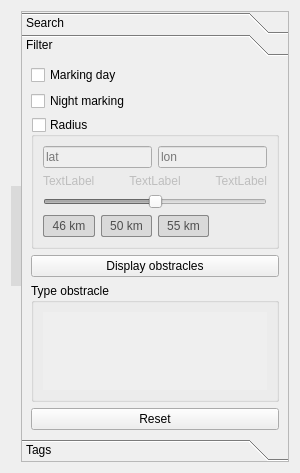
Before: the Qt Designer form sidebar.ui in khmaksim/AviacominfoTools, drawn with Qt 5.
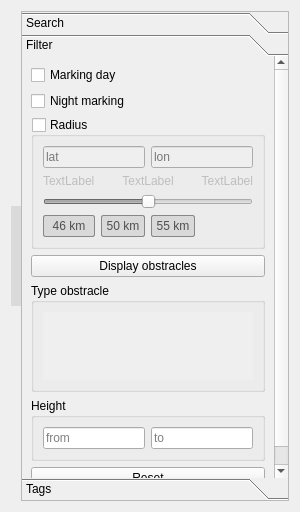
After: the same form once the commit is applied. The open tabs and pages were chosen to show the change. Icons and pictures are not drawn.

Commit message: Added filter on height. Updated translations.

Diff of the .ui file:
```diff
--- a/sidebar.ui
+++ b/sidebar.ui
@@ -7,7 +7,7 @@
     <x>0</x>
     <y>0</y>
     <width>300</width>
-    <height>473</height>
+    <height>512</height>
    </rect>
   </property>
   <property name="sizePolicy">
@@ -145,7 +145,7 @@
            <x>0</x>
            <y>0</y>
            <width>270</width>
-           <height>390</height>
+           <height>429</height>
           </rect>
          </property>
          <attribute name="label">
@@ -175,6 +175,9 @@
                <property name="placeholderText">
                 <string>lon</string>
                </property>
+               <property name="clearButtonEnabled">
+                <bool>true</bool>
+               </property>
               </widget>
              </item>
              <item row="1" column="1" colspan="2">
@@ -244,6 +247,9 @@
                <property name="placeholderText">
                 <string>lat</string>
                </property>
+               <property name="clearButtonEnabled">
+                <bool>true</bool>
+               </property>
               </widget>
              </item>
              <item row="1" column="3">
@@ -331,7 +337,7 @@
                   <x>0</x>
                   <y>0</y>
                   <width>234</width>
-                  <height>105</height>
+                  <height>87</height>
                  </rect>
                 </property>
                </widget>
@@ -367,13 +373,45 @@
             </property>
            </widget>
           </item>
-          <item row="5" column="0">
+          <item row="6" column="0">
            <widget class="QPushButton" name="resetFilterButton">
             <property name="text">
              <string>Reset</string>
             </property>
            </widget>
           </item>
+          <item row="5" column="0">
+           <widget class="QGroupBox" name="groupBox">
+            <property name="title">
+             <string>Height</string>
+            </property>
+            <property name="flat">
+             <bool>true</bool>
+            </property>
+            <layout class="QGridLayout" name="gridLayout_4">
+             <item row="0" column="0">
+              <widget class="QLineEdit" name="fromHeightLineEdit">
+               <property name="placeholderText">
+                <string>from</string>
+               </property>
+               <property name="clearButtonEnabled">
+                <bool>true</bool>
+               </property>
+              </widget>
+             </item>
+             <item row="0" column="1">
+              <widget class="QLineEdit" name="toHeightLineEdit">
+               <property name="placeholderText">
+                <string>to</string>
+               </property>
+               <property name="clearButtonEnabled">
+                <bool>true</bool>
+               </property>
+              </widget>
+             </item>
+            </layout>
+           </widget>
+          </item>
          </layout>
         </widget>
         <widget class="QWidget" name="page">
```
Left out of the diff: 6 changed lines with no effect on the pictures. The commit also changes 7 other files.
